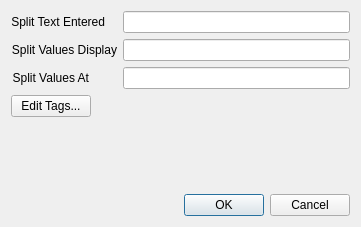
Before: the Qt Designer form music_modify/gui/ui/dialog_prefs.ui in Kayzels/Music-Modify, drawn with Qt 5.
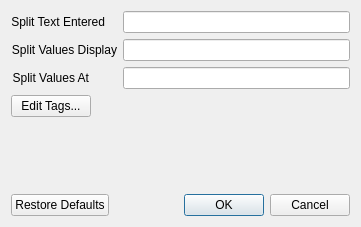
After: the same form once the commit is applied.

Commit message: [prefs] Add way to reset to defaults

Patch:
```diff
--- a/music_modify/gui/ui/dialog_prefs.ui
+++ b/music_modify/gui/ui/dialog_prefs.ui
@@ -130,7 +130,7 @@
       <enum>Qt::Orientation::Horizontal</enum>
      </property>
      <property name="standardButtons">
-      <set>QDialogButtonBox::StandardButton::Cancel|QDialogButtonBox::StandardButton::Ok</set>
+      <set>QDialogButtonBox::StandardButton::Cancel|QDialogButtonBox::StandardButton::Ok|QDialogButtonBox::StandardButton::RestoreDefaults</set>
      </property>
     </widget>
    </item>
```
Left out of the diff: 6 changed lines with no effect on the pictures. The commit also changes 8 other files.
